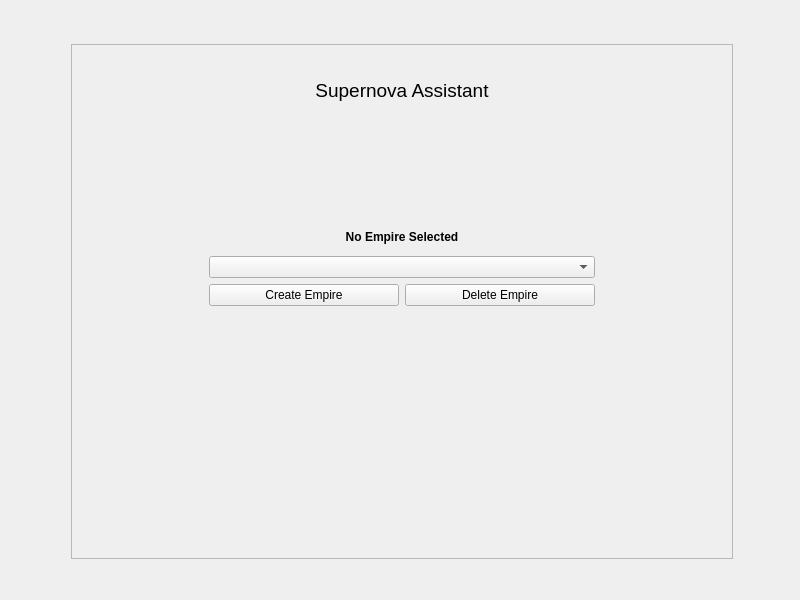
Old version of the form widgets/WelcomeWidget.ui in the repository Ramblurr/SupernovaAssistant.
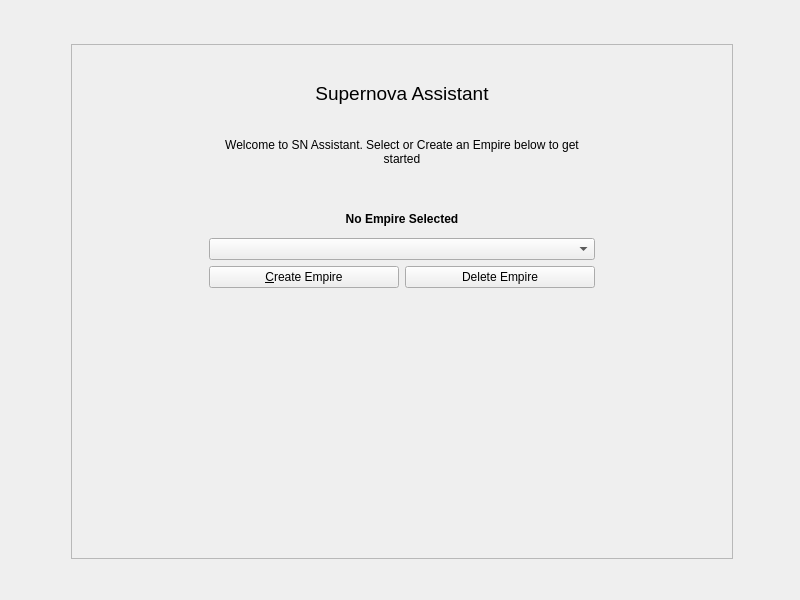
New version of the form. Icons and pictures are not drawn.

Commit message: UI Changes: add shortcuts and tooltips

```diff
--- a/widgets/WelcomeWidget.ui
+++ b/widgets/WelcomeWidget.ui
@@ -111,7 +111,7 @@
           </spacer>
          </item>
          <item>
-          <layout class="QVBoxLayout" name="verticalLayout_2" stretch="300,400,500,200,200,1000">
+          <layout class="QVBoxLayout" name="verticalLayout_2" stretch="300,0,0,500,200,200,1000">
            <item>
             <widget class="QLabel" name="label">
              <property name="font">
@@ -127,6 +127,42 @@
              </property>
             </widget>
            </item>
+           <item>
+            <widget class="QLabel" name="label_2">
+             <property name="sizePolicy">
+              <sizepolicy hsizetype="Minimum" vsizetype="Preferred">
+               <horstretch>0</horstretch>
+               <verstretch>0</verstretch>
+              </sizepolicy>
+             </property>
+             <property name="minimumSize">
+              <size>
+               <width>200</width>
+               <height>0</height>
+              </size>
+             </property>
+             <property name="maximumSize">
+              <size>
+               <width>16777215</width>
+               <height>16777215</height>
+              </size>
+             </property>
+             <property name="font">
+              <font>
+               <pointsize>9</pointsize>
+              </font>
+             </property>
+             <property name="text">
+              <string>Welcome to SN Assistant. Select or Create an Empire below to get started</string>
+             </property>
+             <property name="alignment">
+              <set>Qt::AlignCenter</set>
+             </property>
+             <property name="wordWrap">
+              <bool>true</bool>
+             </property>
+            </widget>
+           </item>
            <item>
             <spacer name="verticalSpacer_2">
              <property name="orientation">
@@ -177,7 +213,7 @@
              <item>
               <widget class="QPushButton" name="createEmpireBut">
                <property name="text">
-                <string>Create Empire</string>
+                <string>&amp;Create Empire</string>
                </property>
               </widget>
              </item>
```
The commit also changes 2 other files.
